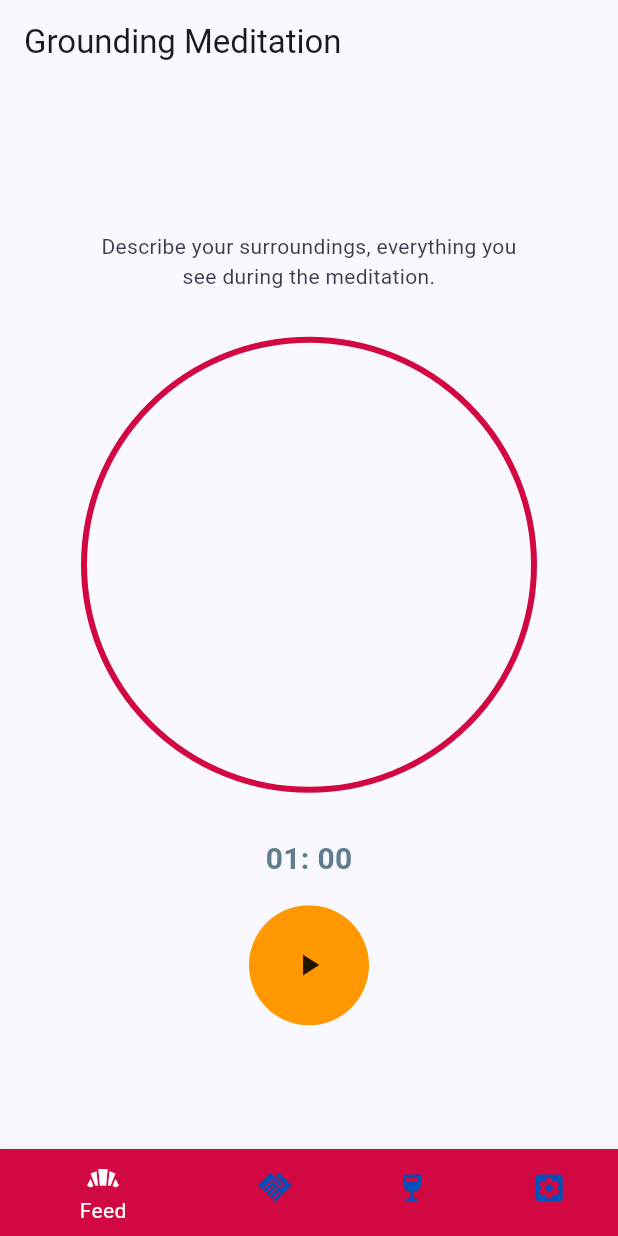
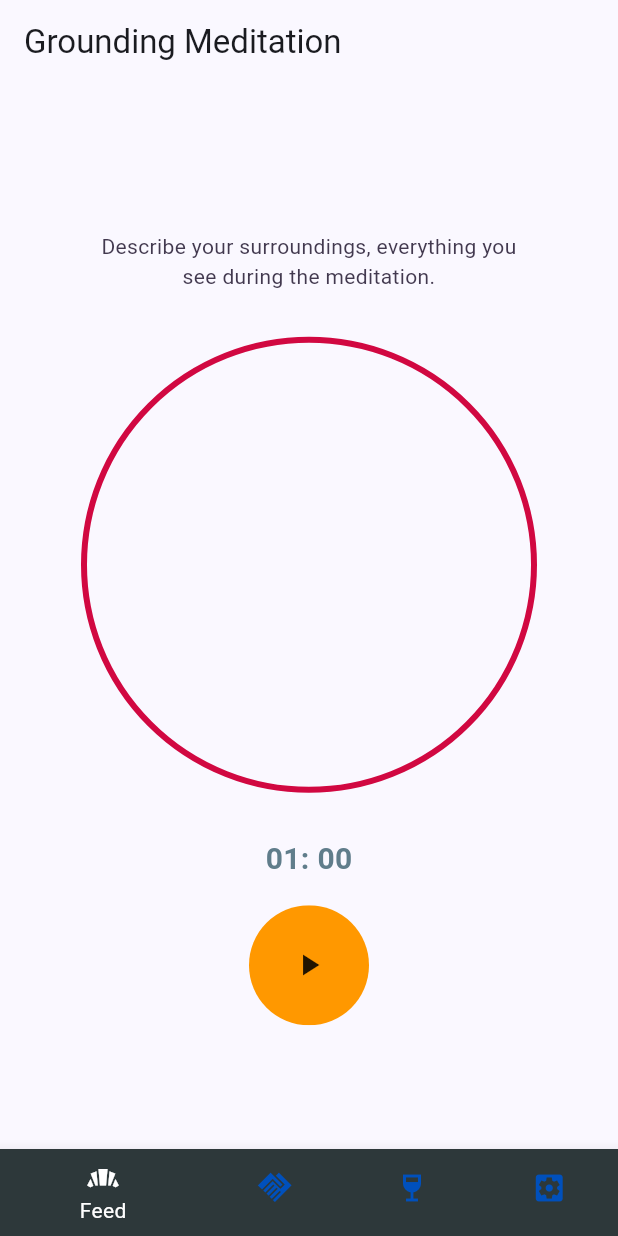
Before and after one commit to valerianaGit/3ThingsGame, a Flutter app: the screen it shows after launch, on a phone screen of 412 x 824 dp. Run offline on Flutter 3.47's test engine with Material 3 defaults, Android fonts, the phone set to English and light mode, and no system bars; our stand-ins replace audioplayers, drift, firebase_core, go_router, google_mobile_ads, in_app_purchase and 1 more; missing offline and left inert: games_services; accounts and stored records are empty; generated files the repository leaves out were written again.

Commit message:
updated palette colors and app background color

```diff
--- a/samples/game_template/lib/screens/home_screen.dart
+++ b/samples/game_template/lib/screens/home_screen.dart
@@ -58,7 +58,7 @@ class _HomeScreenState extends State<HomeScreen> {
             //background color is here and not in the main BottomNav code
             //when type: .shifting, the item's background color
             //supercedes the main widget one
-            backgroundColor: palette.redPen,
+            backgroundColor: palette.darkestGrayBackground,
 
           ),
  BottomNavigationBarItem(
--- a/samples/game_template/lib/src/style/palette.dart
+++ b/samples/game_template/lib/src/style/palette.dart
@@ -28,6 +28,8 @@ class Palette {
   Color get redPen => const Color(0xFFd10841);
   Color get inkFullOpacity => const Color(0xff352b42);
   Color get ink => const Color(0xee352b42);
+  Color get darkestGrayBackground => const Color(0xff2d383a); // application background
+  Color get accentDeepPurple => const Color(0xff672940); // application accents
   Color get backgroundMain => const Color(0xffffffd1);
   Color get backgroundLevelSelection => const Color(0xffa2dcc7);
   Color get backgroundPlaySession => const Color(0xffffebb5);
```
